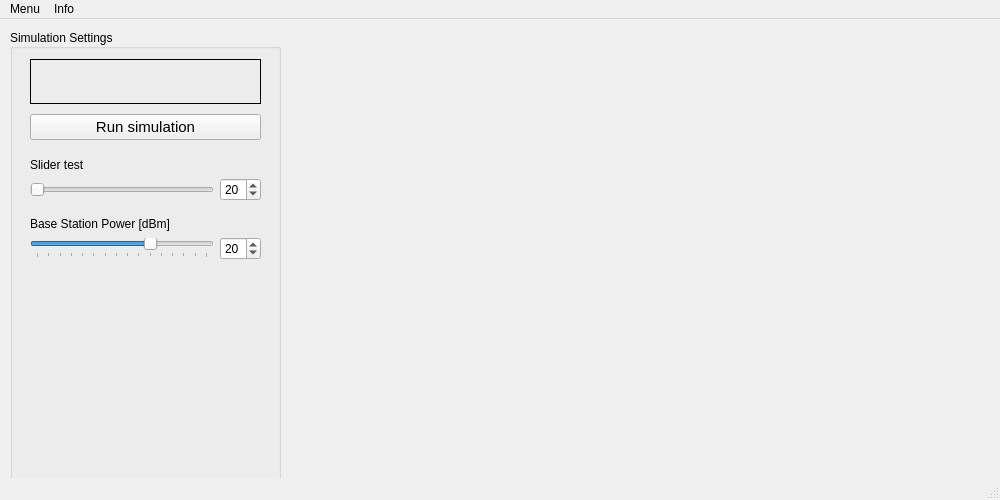
This is mainwindow.ui in LucasPlacentino/802_11ay-Raytracing-Simulator as Qt 5 draws it before an edit. The edited form follows.
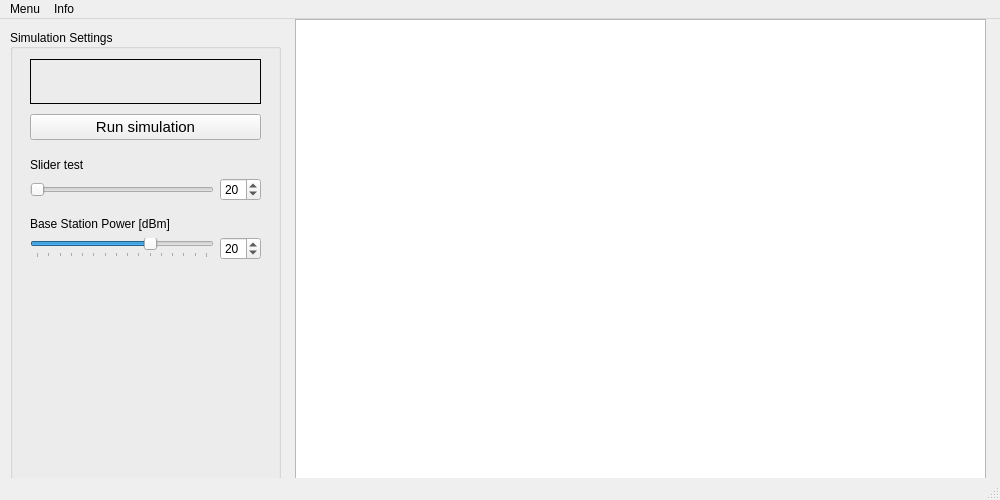
This is the edited form. Icons and pictures are not drawn.

The edit to the form file:
```diff
--- a/mainwindow.ui
+++ b/mainwindow.ui
@@ -47,7 +47,7 @@
       <x>10</x>
       <y>10</y>
       <width>271</width>
-      <height>461</height>
+      <height>451</height>
      </rect>
     </property>
     <property name="title">
@@ -246,6 +246,19 @@
      </layout>
     </widget>
    </widget>
+   <widget class="QGraphicsView" name="graphicsView">
+    <property name="geometry">
+     <rect>
+      <x>295</x>
+      <y>0</y>
+      <width>691</width>
+      <height>461</height>
+     </rect>
+    </property>
+    <property name="renderHints">
+     <set>QPainter::Antialiasing|QPainter::TextAntialiasing</set>
+    </property>
+   </widget>
   </widget>
   <widget class="QMenuBar" name="menubar">
    <property name="geometry">
```
